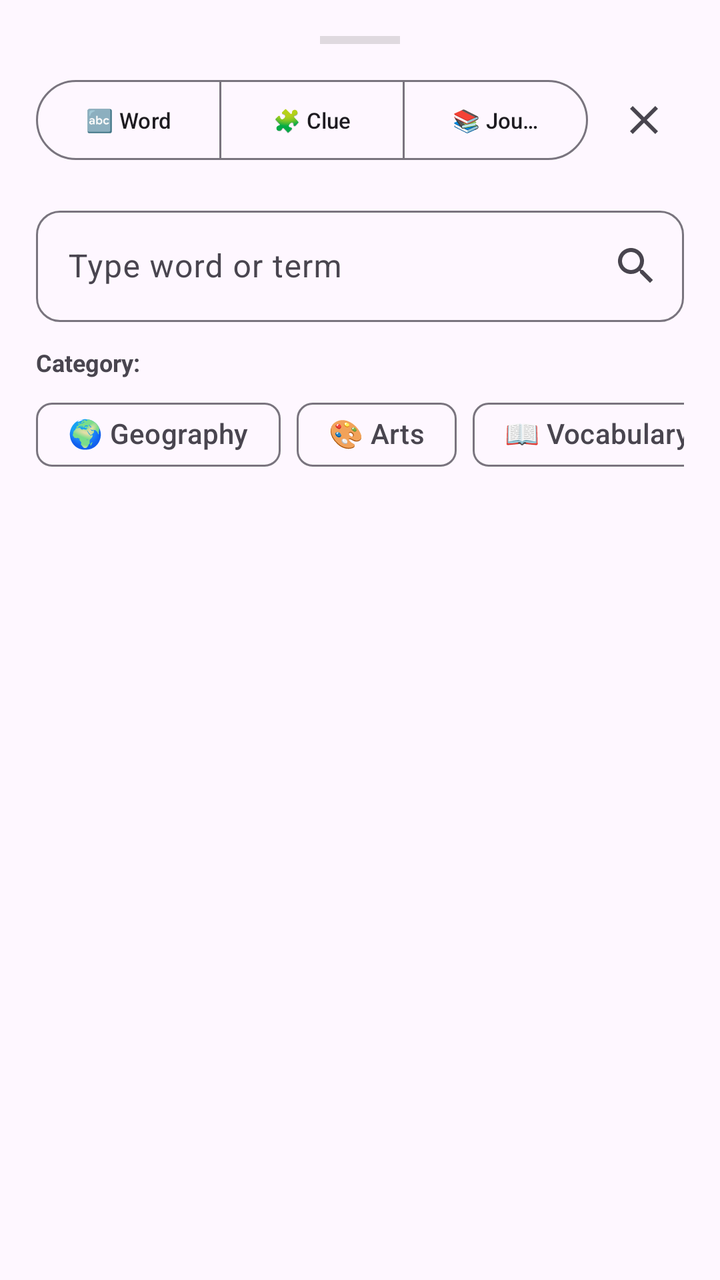
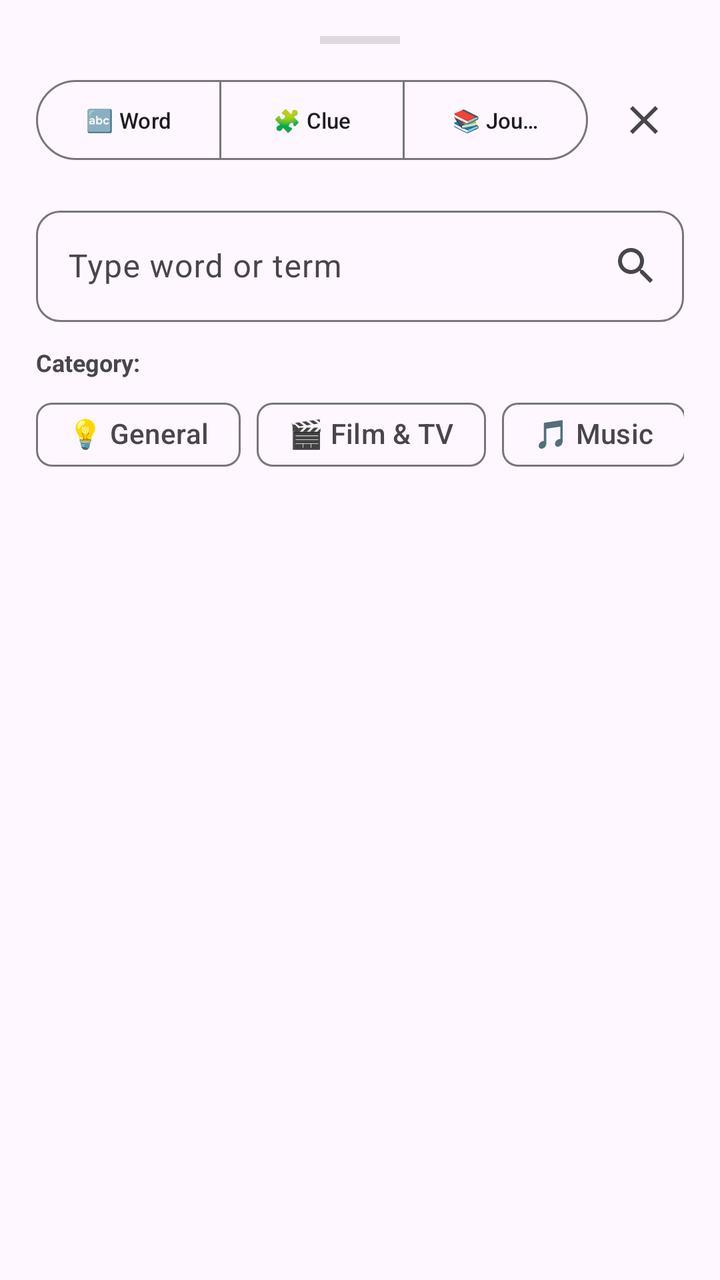

Before-and-after screenshots of an Android layout around one commit, followed by the original layout XML and the change that was made.
<!-- AndroidManifest.xml: application theme Theme.CrossWithFriends -->
<!-- res/layout/layout_hint_sheet.xml -->
<?xml version="1.0" encoding="utf-8"?>
<androidx.core.widget.NestedScrollView
    xmlns:android="http://schemas.android.com/apk/res/android"
    xmlns:app="http://schemas.android.com/apk/res-auto"
    android:layout_width="match_parent"
    android:layout_height="wrap_content"
    android:background="?android:attr/colorBackground"
    android:paddingBottom="40dp">

    <LinearLayout
        android:layout_width="match_parent"
        android:layout_height="wrap_content"
        android:orientation="vertical"
        android:padding="18dp">

        
        <View
            android:layout_width="40dp"
            android:layout_height="4dp"
            android:layout_gravity="center_horizontal"
            android:layout_marginBottom="14dp"
            android:background="#40808080" />

        
        <LinearLayout
            android:layout_width="match_parent"
            android:layout_height="wrap_content"
            android:orientation="horizontal"
            android:gravity="center_vertical">

            <com.google.android.material.button.MaterialButtonToggleGroup
                android:id="@+id/toggleTabs"
                android:layout_width="0dp"
                android:layout_height="wrap_content"
                android:layout_weight="1"
                app:singleSelection="true"
                app:selectionRequired="true">

                <com.google.android.material.button.MaterialButton
                    android:id="@+id/btnTabWord"
                    style="?attr/materialButtonOutlinedStyle"
                    android:layout_width="0dp"
                    android:layout_height="wrap_content"
                    android:layout_weight="1"
                    android:text="🔤 Word"
                    android:textSize="11sp" />

                <com.google.android.material.button.MaterialButton
                    android:id="@+id/btnTabClue"
                    style="?attr/materialButtonOutlinedStyle"
                    android:layout_width="0dp"
                    android:layout_height="wrap_content"
                    android:layout_weight="1"
                    android:text="🧩 Clue"
                    android:textSize="11sp" />

                <com.google.android.material.button.MaterialButton
                    android:id="@+id/btnTabJournal"
                    style="?attr/materialButtonOutlinedStyle"
                    android:layout_width="0dp"
                    android:layout_height="wrap_content"
                    android:layout_weight="1"
                    android:text="📚 Journal"
                    android:textSize="11sp" />

            </com.google.android.material.button.MaterialButtonToggleGroup>

            <ImageButton
                android:id="@+id/btnCloseSheet"
                android:layout_width="40dp"
                android:layout_height="40dp"
                android:layout_marginStart="8dp"
                android:background="?attr/selectableItemBackgroundBorderless"
                android:contentDescription="Close"
                android:src="@drawable/ic_close" />

        </LinearLayout>

        
        <LinearLayout
            android:id="@+id/viewWord"
            android:layout_width="match_parent"
            android:layout_height="wrap_content"
            android:orientation="vertical"
            android:layout_marginTop="16dp">

            
            <com.google.android.material.textfield.TextInputLayout
                android:id="@+id/tilWordQuery"
                style="@style/Widget.Material3.TextInputLayout.OutlinedBox"
                android:layout_width="match_parent"
                android:layout_height="wrap_content"
                android:hint="Type word or term"
                app:endIconMode="custom"
                app:endIconDrawable="@drawable/ic_search"
                app:boxCornerRadiusTopStart="12dp"
                app:boxCornerRadiusTopEnd="12dp"
                app:boxCornerRadiusBottomStart="12dp"
                app:boxCornerRadiusBottomEnd="12dp">

                <com.google.android.material.textfield.TextInputEditText
                    android:id="@+id/etWordQuery"
                    android:layout_width="match_parent"
                    android:layout_height="wrap_content"
                    android:imeOptions="actionSearch"
                    android:inputType="textCapWords"
                    android:maxLines="1" />

            </com.google.android.material.textfield.TextInputLayout>

            <TextView
                android:layout_width="wrap_content"
                android:layout_height="wrap_content"
                android:layout_marginTop="12dp"
                android:text="Category:"
                android:textSize="12sp"
                android:textStyle="bold"
                android:textColor="?android:attr/textColorSecondary" />

            <HorizontalScrollView
                android:layout_width="match_parent"
                android:layout_height="wrap_content"
                android:scrollbars="none"
                android:layout_marginTop="4dp">

                <com.google.android.material.chip.ChipGroup
                    android:id="@+id/chipGroupCategory"
                    android:layout_width="wrap_content"
                    android:layout_height="wrap_content"
                    app:singleSelection="true">

                    <com.google.android.material.chip.Chip
                        android:id="@+id/chipGeo"
                        style="@style/Widget.Material3.Chip.Filter"
                        android:layout_width="wrap_content"
                        android:layout_height="wrap_content"
                        android:text="🌍 Geography" />

                    <com.google.android.material.chip.Chip
                        android:id="@+id/chipArts"
                        style="@style/Widget.Material3.Chip.Filter"
                        android:layout_width="wrap_content"
                        android:layout_height="wrap_content"
                        android:text="🎨 Arts" />

                    <com.google.android.material.chip.Chip
                        android:id="@+id/chipVocab"
                        style="@style/Widget.Material3.Chip.Filter"
                        android:layout_width="wrap_content"
                        android:layout_height="wrap_content"
                        android:text="📖 Vocabulary" />

                    <com.google.android.material.chip.Chip
                        android:id="@+id/chipFood"
                        style="@style/Widget.Material3.Chip.Filter"
                        android:layout_width="wrap_content"
                        android:layout_height="wrap_content"
                        android:text="🍜 Food &amp; Drink" />

                    <com.google.android.material.chip.Chip
                        android:id="@+id/chipScience"
                        style="@style/Widget.Material3.Chip.Filter"
                        android:layout_width="wrap_content"
                        android:layout_height="wrap_content"
                        android:text="🧪 Science" />

                </com.google.android.material.chip.ChipGroup>
            </HorizontalScrollView>

            <ProgressBar
                android:id="@+id/progressWord"
                android:layout_width="32dp"
                android:layout_height="32dp"
                android:layout_gravity="center_horizontal"
                android:layout_marginTop="16dp"
                android:visibility="gone" />

            
            <com.google.android.material.card.MaterialCardView
                android:id="@+id/cardResult"
                android:layout_width="match_parent"
                android:layout_height="wrap_content"
                android:layout_marginTop="14dp"
                android:visibility="gone"
                app:cardCornerRadius="14dp"
                app:cardElevation="3dp"
                app:strokeWidth="1dp"
                app:strokeColor="#20000000">

                <LinearLayout
                    android:layout_width="match_parent"
                    android:layout_height="wrap_content"
                    android:orientation="vertical"
                    android:padding="16dp">

                    <TextView
                        android:id="@+id/tvResultCategory"
                        android:layout_width="wrap_content"
                        android:layout_height="wrap_content"
                        android:text="🌍 Geography &amp; Places"
                        android:textSize="12sp"
                        android:textStyle="bold"
                        android:textColor="?attr/colorPrimary" />

                    <TextView
                        android:id="@+id/tvResultWord"
                        android:layout_width="wrap_content"
                        android:layout_height="wrap_content"
                        android:layout_marginTop="4dp"
                        android:text="MINT JULEP"
                        android:textSize="20sp"
                        android:textStyle="bold"
                        android:textColor="?android:attr/textColorPrimary" />

                    <TextView
                        android:id="@+id/tvResultTrivia"
                        android:layout_width="match_parent"
                        android:layout_height="wrap_content"
                        android:layout_marginTop="10dp"
                        android:lineSpacingExtra="3dp"
                        android:text="Detailed trivia text..."
                        android:textSize="14sp"
                        android:textColor="?android:attr/textColorPrimary" />

                    <TextView
                        android:id="@+id/tvResultEtymology"
                        android:layout_width="match_parent"
                        android:layout_height="wrap_content"
                        android:layout_marginTop="8dp"
                        android:text="Etymology: ..."
                        android:textSize="12sp"
                        android:textColor="?android:attr/textColorSecondary" />

                    <TextView
                        android:id="@+id/tvResultExample"
                        android:layout_width="match_parent"
                        android:layout_height="wrap_content"
                        android:layout_marginTop="4dp"
                        android:text="Example: ..."
                        android:textSize="12sp"
                        android:textStyle="italic"
                        android:textColor="?android:attr/textColorSecondary" />

                    
                    <LinearLayout
                        android:layout_width="match_parent"
                        android:layout_height="wrap_content"
                        android:orientation="horizontal"
                        android:layout_marginTop="16dp">

                        <com.google.android.material.button.MaterialButton
                            android:id="@+id/btnSaveToJournal"
                            android:layout_width="0dp"
                            android:layout_height="wrap_content"
                            android:layout_weight="1"
                            android:text="💾 Save to Journal"
                            android:textSize="13sp"
                            app:cornerRadius="10dp" />

                        <com.google.android.material.button.MaterialButton
                            android:id="@+id/btnSyncDriveSingle"
                            style="?attr/materialButtonOutlinedStyle"
                            android:layout_width="wrap_content"
                            android:layout_height="wrap_content"
                            android:layout_marginStart="8dp"
                            android:text="☁️ Sync Doc"
                            android:textSize="13sp"
                            app:cornerRadius="10dp" />

                    </LinearLayout>

                    <com.google.android.material.button.MaterialButton
                        android:id="@+id/btnGoogleSearchWord"
                        style="@style/Widget.Material3.Button.TextButton"
                        android:layout_width="match_parent"
                        android:layout_height="wrap_content"
                        android:layout_marginTop="4dp"
                        android:text="Search on Google for more..."
                        android:textSize="12sp" />

                </LinearLayout>

            </com.google.android.material.card.MaterialCardView>

        </LinearLayout>

        
        <LinearLayout
            android:id="@+id/viewClue"
            android:layout_width="match_parent"
            android:layout_height="wrap_content"
            android:orientation="vertical"
            android:layout_marginTop="16dp"
            android:visibility="gone">

            
            <com.google.android.material.textfield.TextInputLayout
                android:id="@+id/tilClueQuery"
                style="@style/Widget.Material3.TextInputLayout.OutlinedBox"
                android:layout_width="match_parent"
                android:layout_height="wrap_content"
                android:hint="Enter crossword clue"
                app:endIconMode="custom"
                app:endIconDrawable="@drawable/ic_search"
                app:boxCornerRadiusTopStart="12dp"
                app:boxCornerRadiusTopEnd="12dp"
                app:boxCornerRadiusBottomStart="12dp"
                app:boxCornerRadiusBottomEnd="12dp">

                <com.google.android.material.textfield.TextInputEditText
                    android:id="@+id/etClueInput"
                    android:layout_width="match_parent"
                    android:layout_height="wrap_content"
                    android:imeOptions="actionSearch"
                    android:inputType="textCapSentences"
                    android:maxLines="3" />

            </com.google.android.material.textfield.TextInputLayout>

            <ProgressBar
                android:id="@+id/progressClue"
                android:layout_width="32dp"
                android:layout_height="32dp"
                android:layout_gravity="center_horizontal"
                android:layout_marginTop="16dp"
                android:visibility="gone" />

            
            <com.google.android.material.card.MaterialCardView
                android:id="@+id/cardClueAiOverviewContainer"
                android:layout_width="match_parent"
                android:layout_height="440dp"
                android:layout_marginTop="14dp"
                android:visibility="gone"
                app:cardCornerRadius="16dp"
                app:cardElevation="3dp"
                app:strokeWidth="1.5dp"
                app:strokeColor="?attr/colorPrimary">

                <WebView
                    android:id="@+id/webViewClueAiOverview"
                    android:layout_width="match_parent"
                    android:layout_height="match_parent"
                    android:scrollbars="vertical" />

            </com.google.android.material.card.MaterialCardView>

            
            <com.google.android.material.card.MaterialCardView
                android:id="@+id/cardClueTip"
                android:layout_width="match_parent"
                android:layout_height="wrap_content"
                android:layout_marginTop="12dp"
                app:cardCornerRadius="10dp"
                app:cardBackgroundColor="#1A1976D2"
                app:strokeWidth="0dp">

                <TextView
                    android:layout_width="match_parent"
                    android:layout_height="wrap_content"
                    android:padding="12dp"
                    android:text="💡 Tip: Found the answer? Switch to the 'Word' tab to lookup its trivia and save it to your Journal!"
                    android:textSize="12sp"
                    android:textColor="?attr/colorPrimary" />

            </com.google.android.material.card.MaterialCardView>

            <com.google.android.material.button.MaterialButton
                android:id="@+id/btnOpenGoogleClue"
                style="?attr/materialButtonOutlinedStyle"
                android:layout_width="match_parent"
                android:layout_height="wrap_content"
                android:layout_marginTop="12dp"
                android:text="🌐 View All Results on Google"
                app:cornerRadius="10dp" />

        </LinearLayout>

        
        <LinearLayout
            android:id="@+id/viewJournal"
            android:layout_width="match_parent"
            android:layout_height="wrap_content"
            android:orientation="vertical"
            android:layout_marginTop="16dp"
            android:visibility="gone">

            <LinearLayout
                android:layout_width="match_parent"
                android:layout_height="wrap_content"
                android:orientation="horizontal"
                android:gravity="center_vertical">

                <TextView
                    android:id="@+id/tvJournalCount"
                    android:layout_width="0dp"
                    android:layout_height="wrap_content"
                    android:layout_weight="1"
                    android:text="Saved Learning Entries (0)"
                    android:textSize="14sp"
                    android:textStyle="bold"
                    android:textColor="?android:attr/textColorPrimary" />

                <com.google.android.material.button.MaterialButton
                    android:id="@+id/btnExportAllToDrive"
                    style="?attr/materialButtonOutlinedStyle"
                    android:layout_width="wrap_content"
                    android:layout_height="wrap_content"
                    android:text="☁️ Sync All"
                    android:textSize="11sp"
                    app:cornerRadius="8dp" />

                <ImageButton
                    android:id="@+id/btnWebhookSettings"
                    android:layout_width="36dp"
                    android:layout_height="36dp"
                    android:layout_marginStart="4dp"
                    android:background="?attr/selectableItemBackgroundBorderless"
                    android:contentDescription="Doc Sync Settings"
                    android:src="@drawable/ic_journal" />

            </LinearLayout>

            <TextView
                android:id="@+id/tvEmptyJournal"
                android:layout_width="match_parent"
                android:layout_height="wrap_content"
                android:layout_marginTop="32dp"
                android:gravity="center"
                android:text="No words saved yet.\nUse the Word tab to search trivia and save clues!"
                android:textSize="14sp"
                android:textColor="?android:attr/textColorSecondary" />

            
            <LinearLayout
                android:id="@+id/containerJournalEntries"
                android:layout_width="match_parent"
                android:layout_height="wrap_content"
                android:orientation="vertical"
                android:layout_marginTop="12dp" />

        </LinearLayout>

    </LinearLayout>

</androidx.core.widget.NestedScrollView>
<!-- resources referenced by this layout -->
<resources>
  <!-- drawable ic_close (drawable) -->
  <vector xmlns:android="http://schemas.android.com/apk/res/android"
      android:width="24dp"
      android:height="24dp"
      android:viewportWidth="24"
      android:viewportHeight="24">
      <path
          android:fillColor="?android:attr/textColorSecondary"
          android:pathData="M19,6.41L17.59,5 12,10.59 6.41,5 5,6.41 10.59,12 5,17.59 6.41,19 12,13.41 17.59,19 19,17.59 13.41,12z"/>
  </vector>
  <!-- drawable ic_journal (drawable) -->
  <vector xmlns:android="http://schemas.android.com/apk/res/android"
      android:width="24dp"
      android:height="24dp"
      android:viewportWidth="24"
      android:viewportHeight="24">
      <path
          android:fillColor="?attr/colorPrimary"
          android:pathData="M18,2L6,2c-1.1,0 -2,0.9 -2,2v16c0,1.1 0.9,2 2,2h12c1.1,0 2,-0.9 2,-2L20,4c0,-1.1 -0.9,-2 -2,-2zM6,4h5v8l-2.5,-1.5L6,12L6,4z"/>
  </vector>
  <!-- drawable ic_search (drawable) -->
  <vector xmlns:android="http://schemas.android.com/apk/res/android"
      android:width="24dp"
      android:height="24dp"
      android:viewportWidth="24"
      android:viewportHeight="24">
      <path
          android:fillColor="?attr/colorPrimary"
          android:pathData="M15.5,14h-0.79l-0.28,-0.27C15.41,12.59 16,11.11 16,9.5 16,5.91 13.09,3 9.5,3S3,5.91 3,9.5 5.91,16 9.5,16c1.61,0 3.09,-0.59 4.23,-1.57l0.27,0.28v0.79l5,4.99L20.49,19l-4.99,-5zM9.5,14C7.01,14 5,11.99 5,9.5S7.01,5 9.5,5 14,7.01 14,9.5 11.99,14 9.5,14z"/>
  </vector>
  <style name="Theme.CrossWithFriends" parent="Theme.Material3.DayNight.NoActionBar">
          <item name="colorPrimary">@color/primary</item>
          <item name="colorOnPrimary">@android:color/white</item>
          <item name="colorSecondary">@color/accent</item>
          <item name="android:statusBarColor">@color/primary_dark</item>
          <item name="android:navigationBarColor">@color/surface_light</item>
          <item name="android:windowLightStatusBar" tools:targetApi="m">false</item>
          <item name="android:windowLightNavigationBar" tools:targetApi="o_mr1">true</item>
      </style>
  <color name="primary">#1976D2</color>
  <color name="accent">#FFB300</color>
  <color name="primary_dark">#1565C0</color>
  <color name="surface_light">#F5F5F5</color>
</resources>

<!-- the commit's change to res/layout/layout_hint_sheet.xml (unified diff, before → after) -->
@@ -130,6 +130,27 @@
                     app:singleSelection="true">
 
                     <com.google.android.material.chip.Chip
+                        android:id="@+id/chipGeneral"
+                        style="@style/Widget.Material3.Chip.Filter"
+                        android:layout_width="wrap_content"
+                        android:layout_height="wrap_content"
+                        android:text="💡 General" />
+
+                    <com.google.android.material.chip.Chip
+                        android:id="@+id/chipFilm"
+                        style="@style/Widget.Material3.Chip.Filter"
+                        android:layout_width="wrap_content"
+                        android:layout_height="wrap_content"
+                        android:text="🎬 Film &amp; TV" />
+
+                    <com.google.android.material.chip.Chip
+                        android:id="@+id/chipMusic"
+                        style="@style/Widget.Material3.Chip.Filter"
+                        android:layout_width="wrap_content"
+                        android:layout_height="wrap_content"
+                        android:text="🎵 Music" />
+
+                    <com.google.android.material.chip.Chip
                         android:id="@+id/chipGeo"
                         style="@style/Widget.Material3.Chip.Filter"
                         android:layout_width="wrap_content"
@@ -137,6 +158,27 @@
                         android:text="🌍 Geography" />
 
                     <com.google.android.material.chip.Chip
+                        android:id="@+id/chipSports"
+                        style="@style/Widget.Material3.Chip.Filter"
+                        android:layout_width="wrap_content"
+                        android:layout_height="wrap_content"
+                        android:text="⚽ Sports" />
+
+                    <com.google.android.material.chip.Chip
+                        android:id="@+id/chipHistory"
+                        style="@style/Widget.Material3.Chip.Filter"
+                        android:layout_width="wrap_content"
+                        android:layout_height="wrap_content"
+                        android:text="🏛️ History" />
+
+                    <com.google.android.material.chip.Chip
+                        android:id="@+id/chipLiterature"
+                        style="@style/Widget.Material3.Chip.Filter"
+                        android:layout_width="wrap_content"
+                        android:layout_height="wrap_content"
+                        android:text="📜 Literature" />
+
+                    <com.google.android.material.chip.Chip
                         android:id="@+id/chipArts"
                         style="@style/Widget.Material3.Chip.Filter"
                         android:layout_width="wrap_content"
@@ -144,25 +186,25 @@
                         android:text="🎨 Arts" />
 
                     <com.google.android.material.chip.Chip
+                        android:id="@+id/chipFood"
+                        style="@style/Widget.Material3.Chip.Filter"
+                        android:layout_width="wrap_content"
+                        android:layout_height="wrap_content"
+                        android:text="🍜 Food &amp; Drink" />
+
+                    <com.google.android.material.chip.Chip
+                        android:id="@+id/chipScience"
+                        style="@style/Widget.Material3.Chip.Filter"
+                        android:layout_width="wrap_content"
+                        android:layout_height="wrap_content"
+                        android:text="🧪 Science" />
+
+                    <com.google.android.material.chip.Chip
                         android:id="@+id/chipVocab"
                         style="@style/Widget.Material3.Chip.Filter"
                         android:layout_width="wrap_content"
                         android:layout_height="wrap_content"
                         android:text="📖 Vocabulary" />
-
-                    <com.google.android.material.chip.Chip
-                        android:id="@+id/chipFood"
-                        style="@style/Widget.Material3.Chip.Filter"
-                        android:layout_width="wrap_content"
-                        android:layout_height="wrap_content"
-                        android:text="🍜 Food &amp; Drink" />
-
-                    <com.google.android.material.chip.Chip
-                        android:id="@+id/chipScience"
-                        style="@style/Widget.Material3.Chip.Filter"
-                        android:layout_width="wrap_content"
-                        android:layout_height="wrap_content"
-                        android:text="🧪 Science" />
 
                 </com.google.android.material.chip.ChipGroup>
             </HorizontalScrollView>
@@ -411,6 +453,16 @@
                     app:cornerRadius="8dp" />
 
                 <ImageButton
+                    android:id="@+id/btnAddCustomCategory"
+                    android:layout_width="36dp"
+                    android:layout_height="36dp"
+                    android:layout_marginStart="4dp"
+                    android:background="?attr/selectableItemBackgroundBorderless"
+                    android:contentDescription="Add Custom Category"
+                    android:src="@drawable/ic_add"
+                    app:tint="?attr/colorPrimary" />
+
+                <ImageButton
                     android:id="@+id/btnWebhookSettings"
                     android:layout_width="36dp"
                     android:layout_height="36dp"
<!-- resource entries referenced after the edit -->
@@ -1,5 +1,16 @@
 <!-- resources referenced by this layout -->
 <resources>
+  <!-- drawable ic_add (drawable) -->
+  <vector xmlns:android="http://schemas.android.com/apk/res/android"
+      android:width="24dp"
+      android:height="24dp"
+      android:viewportWidth="24"
+      android:viewportHeight="24"
+      android:tint="?attr/colorControlNormal">
+      <path
+          android:fillColor="@android:color/white"
+          android:pathData="M19,13h-6v6h-2v-6H5v-2h6V5h2v6h6v2z" />
+  </vector>
   <!-- drawable ic_close (drawable) -->
   <vector xmlns:android="http://schemas.android.com/apk/res/android"
       android:width="24dp"
